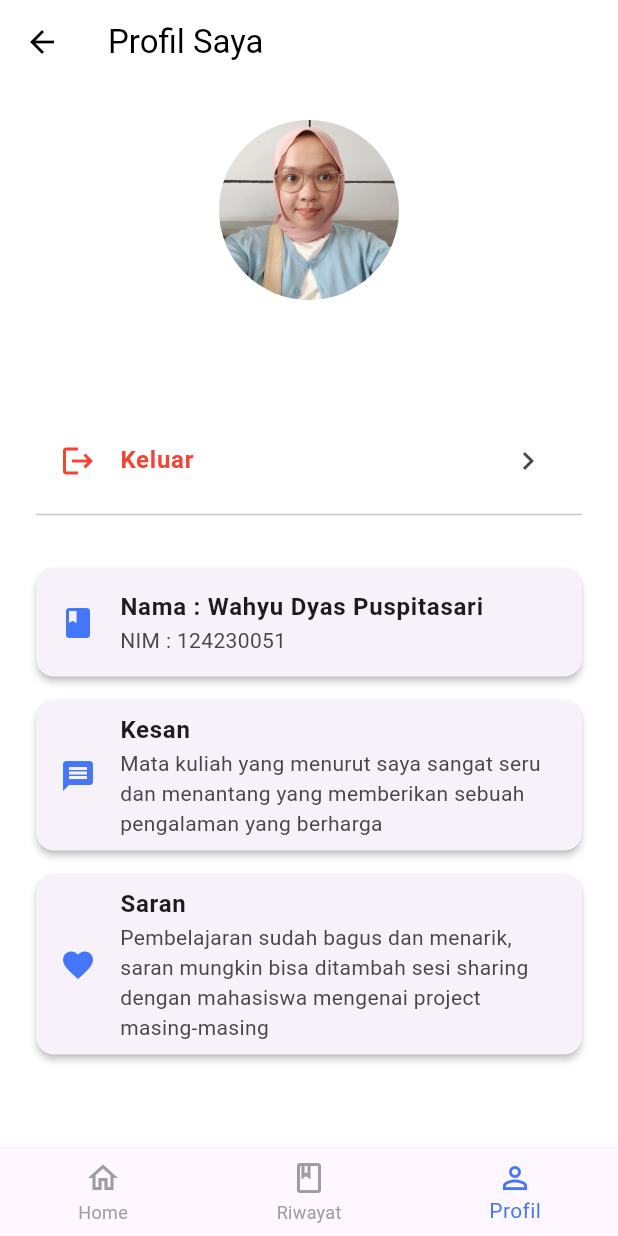
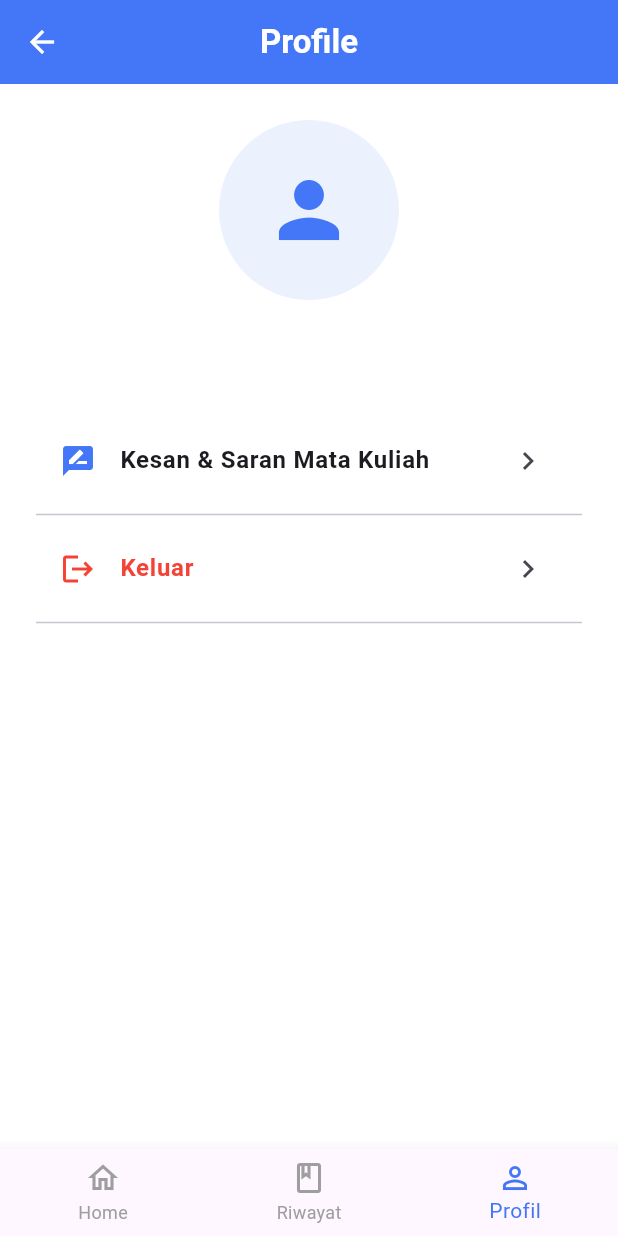
Before and after one commit to dyaspita/Tobi_Pet_Hotel_Mobile_12430051, a Flutter app: the ProfilePage screen opened by its route, on a phone screen of 412 x 824 dp. Run offline on Flutter 3.47's test engine with Material 3 defaults, Android fonts, the phone set to English and light mode, and no system bars; our stand-ins replace flutter_local_notifications, geolocator, hive, hive_flutter, shared_preferences; accounts and stored records are empty.

Commit message:
update sesuatu

```diff
--- a/lib/main.dart
+++ b/lib/main.dart
@@ -17,6 +17,7 @@ import 'pages/pemesanan.dart';
 import 'pages/ringkasan_pemesanan.dart';
 import 'pages/riwayat.dart';
 import 'pages/splash_screen.dart';
+import 'pages/kesanpesan.dart';
 
 void main() async {
   WidgetsFlutterBinding.ensureInitialized();
@@ -55,6 +56,7 @@ class MyApp extends StatelessWidget {
         '/profile': (context) => const ProfilePage(),
         '/ringkasan': (context) => const RingkasanPemesananPage(),
         '/riwayat': (context) => const RiwayatPage(),
+        '/FeedbackPage': (context) => const FeedbackPage(),
         '/detail_penitipan': (context) {
           final args = ModalRoute.of(context)?.settings.arguments;
           final layananData = (args is Map)
--- a/lib/pages/profile.dart
+++ b/lib/pages/profile.dart
@@ -1,5 +1,6 @@
 import 'package:flutter/material.dart';
 import 'package:shared_preferences/shared_preferences.dart';
+import 'kesanpesan.dart';
 
 class ProfilePage extends StatefulWidget {
   const ProfilePage({super.key});
@@ -42,20 +43,33 @@ class _ProfilePageState extends State<ProfilePage> {
     return Scaffold(
       backgroundColor: Colors.white,
       appBar: AppBar(
-        title: const Text('Profil Saya', style: TextStyle(color: Colors.black)),
-        backgroundColor: Colors.white,
+        backgroundColor: primaryBlue,
         elevation: 0,
-        iconTheme: const IconThemeData(color: Colors.black),
+        title: const Text(
+          'Profile',
+          style: TextStyle(color: Colors.white, fontWeight: FontWeight.bold),
+        ),
+        centerTitle: true,
+        leading: IconButton(
+          icon: const Icon(Icons.arrow_back, color: Colors.white),
+          onPressed: () {
+            Navigator.of(context).pushReplacementNamed('/home');
+          },
+        ),
       ),
       body: SingleChildScrollView(
         padding: const EdgeInsets.all(24.0),
         child: Column(
           crossAxisAlignment: CrossAxisAlignment.center,
           children: <Widget>[
-            CircleAvatar(
+              CircleAvatar(
               radius: 60,
               backgroundColor: primaryBlue.withOpacity(0.1),
-               backgroundImage: const AssetImage('assets/fotoku.jpg'),
+              child: Icon(
+                Icons.person,
+                size: 60,
+                color: primaryBlue,
+              ),
             ),
             const SizedBox(height: 15),
 
@@ -70,6 +84,20 @@ class _ProfilePageState extends State<ProfilePage> {
             const SizedBox(height: 30),
 
             ListTile(
+              leading: Icon(Icons.rate_review, color: primaryBlue),
+              title: const Text('Kesan & Saran Mata Kuliah', style: TextStyle(fontWeight: FontWeight.w600)),
+              trailing: const Icon(Icons.chevron_right),
+              onTap: () {
+                Navigator.push(
+                  context,
+                  MaterialPageRoute(builder: (context) => const FeedbackPage()),
+                );
+              },
+            ),
+            const Divider(),
+
+            // ListTile Keluar
+            ListTile(
               leading: const Icon(Icons.logout, color: Colors.red),
               title: const Text('Keluar', style: TextStyle(color: Colors.red, fontWeight: FontWeight.bold)),
               trailing: const Icon(Icons.chevron_right),
@@ -78,25 +106,6 @@ class _ProfilePageState extends State<ProfilePage> {
             const Divider(),
 
             const SizedBox(height: 20),
-
-            _buildInfoCard(
-              title: "Nama : Wahyu Dyas Puspitasari",
-              subtitle: "NIM : 124230051",
-              icon: Icons.book,
-              color: primaryBlue,
-            ),
-            _buildInfoCard(
-              title: "Kesan",
-              subtitle: "Mata kuliah yang menurut saya sangat seru dan menantang yang memberikan sebuah pengalaman yang berharga ",
-              icon: Icons.message,
-              color: primaryBlue,
-            ),
-            _buildInfoCard(
-              title: "Saran",
-              subtitle: "Pembelajaran sudah bagus dan menarik, saran mungkin bisa ditambah sesi sharing dengan mahasiswa mengenai project masing-masing",
-              icon: Icons.favorite,
-              color: primaryBlue,
-            ),
           ],
         ),
       ),
@@ -110,7 +119,7 @@ class _ProfilePageState extends State<ProfilePage> {
               Navigator.of(context).pushReplacementNamed('/home');
               break;
             case 1:
-              Navigator.of(context).pushReplacementNamed('/ringkasan');
+              Navigator.of(context).pushReplacementNamed('/riwayat');
               break;
             case 2:
               break;
```
Also changed, not shown: lib/pages/kesanpesan.dart (added, +80 -0 lines), lib/pages/pemesanan.dart (+7 -3 lines), lib/pages/register.dart (+6 -8 lines), lib/pages/ringkasan_pemesanan.dart (+13 -3 lines).
